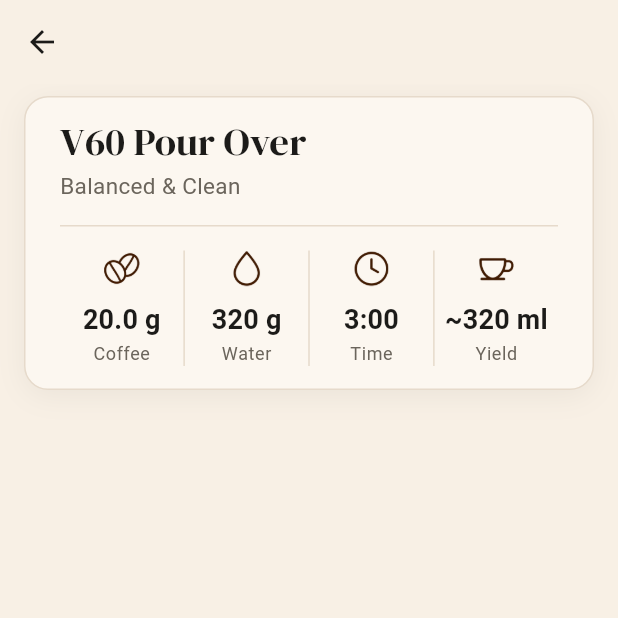
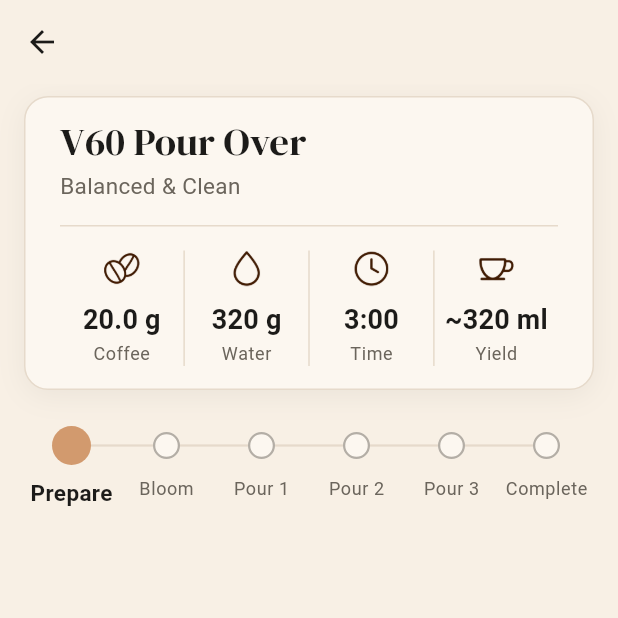
Before and after one commit to Toglefritz/cupward, a Flutter app: the screen it shows after launch, after a tap on "Start a Brew", on a phone screen of 412 x 824 dp, the top half of it. Run offline on Flutter 3.47's test engine with Material 3 defaults, Android fonts, the phone set to English and light mode, and no system bars; our stand-ins replace firebase_core, material_ui, plugin_platform_interface; missing offline and left inert: dart:js_interop, firebase_app_check, firebase_core_web, flutter_splendid_ble; accounts and stored records are empty; generated files the repository leaves out were written again.

Commit message:
Added brew progress tracking

````diff
--- a/cupward_app/lib/l10n/app_en.arb
+++ b/cupward_app/lib/l10n/app_en.arb
@@ -42,5 +42,45 @@
         "description": "The formatted number of milliliters"
       }
     }
+  },
+  "brewPhasePrepare": "Prepare",
+  "@brewPhasePrepare": {
+    "description": "Name of the phase of a brew in which the user sets up and tares the scale, shown in the phase indicator"
+  },
+  "brewPhaseBloom": "Bloom",
+  "@brewPhaseBloom": {
+    "description": "Name of the first, small pour that wets the coffee grounds, shown in the phase indicator"
+  },
+  "brewPhasePour": "Pour {number}",
+  "@brewPhasePour": {
+    "description": "Name of one of a recipe's pours, numbered in order, shown in the phase indicator, such as \"Pour 2\"",
+    "placeholders": {
+      "number": {
+        "type": "int",
+        "description": "The position of the pour among the recipe's pours, starting at 1"
+      }
+    }
+  },
+  "brewPhaseComplete": "Complete",
+  "@brewPhaseComplete": {
+    "description": "Name of the final phase of a brew, shown in the phase indicator"
+  },
+  "brewPhaseProgress": "Step {current} of {total}, {phase}",
+  "@brewPhaseProgress": {
+    "description": "What screen readers announce for the phase indicator, such as \"Step 2 of 6, Bloom\"",
+    "placeholders": {
+      "current": {
+        "type": "int",
+        "description": "The position of the current phase, starting at 1"
+      },
+      "total": {
+        "type": "int",
+        "description": "The number of phases in the brew"
+      },
+      "phase": {
+        "type": "String",
+        "description": "The name of the current phase"
+      }
+    }
   }
 }
--- a/cupward_app/lib/l10n/app_localizations.dart
+++ b/cupward_app/lib/l10n/app_localizations.dart
@@ -139,6 +139,36 @@ abstract class AppLocalizations {
   /// In en, this message translates to:
   /// **'~{milliliters} ml'**
   String recipeYieldMilliliters(String milliliters);
+
+  /// Name of the phase of a brew in which the user sets up and tares the scale, shown in the phase indicator
+  ///
+  /// In en, this message translates to:
+  /// **'Prepare'**
+  String get brewPhasePrepare;
+
+  /// Name of the first, small pour that wets the coffee grounds, shown in the phase indicator
+  ///
+  /// In en, this message translates to:
+  /// **'Bloom'**
+  String get brewPhaseBloom;
+
+  /// Name of one of a recipe's pours, numbered in order, shown in the phase indicator, such as "Pour 2"
+  ///
+  /// In en, this message translates to:
+  /// **'Pour {number}'**
+  String brewPhasePour(int number);
+
+  /// Name of the final phase of a brew, shown in the phase indicator
+  ///
+  /// In en, this message translates to:
+  /// **'Complete'**
+  String get brewPhaseComplete;
+
+  /// What screen readers announce for the phase indicator, such as "Step 2 of 6, Bloom"
+  ///
+  /// In en, this message translates to:
+  /// **'Step {current} of {total}, {phase}'**
+  String brewPhaseProgress(int current, int total, String phase);
 }
 
 class _AppLocalizationsDelegate extends LocalizationsDelegate<AppLocalizations> {
--- a/cupward_app/lib/l10n/app_localizations_en.dart
+++ b/cupward_app/lib/l10n/app_localizations_en.dart
@@ -37,4 +37,23 @@ class AppLocalizationsEn extends AppLocalizations {
   String recipeYieldMilliliters(String milliliters) {
     return '~$milliliters ml';
   }
+
+  @override
+  String get brewPhasePrepare => 'Prepare';
+
+  @override
+  String get brewPhaseBloom => 'Bloom';
+
+  @override
+  String brewPhasePour(int number) {
+    return 'Pour $number';
+  }
+
+  @override
+  String get brewPhaseComplete => 'Complete';
+
+  @override
+  String brewPhaseProgress(int current, int total, String phase) {
+    return 'Step $current of $total, $phase';
+  }
 }
--- /dev/null
+++ b/cupward_app/lib/models/recipes/brew_phase.dart
@@ -0,0 +1,52 @@
+import 'package:flutter/foundation.dart';
+
+import 'brew_phase_kind.dart';
+
+/// One phase of a brew, such as the bloom or one of several pours.
+///
+/// A recipe lists its phases in the order they happen. A phase only says what kind of action it is, so the same type
+/// describes the phases of any brewing method.
+///
+/// The JSON form is:
+///
+/// ```json
+/// { "id": "pour-1", "kind": "pour" }
+/// ```
+@immutable
+class BrewPhase {
+  /// Creates a phase of the given [kind], identified within its recipe by [id].
+  const BrewPhase({required this.id, required this.kind});
+
+  /// Creates a phase from its JSON form, described on the class.
+  ///
+  /// Throws a [FormatException] if a field is missing or the kind is unknown.
+  factory BrewPhase.fromJson(Map<String, dynamic> json) {
+    try {
+      return BrewPhase(
+        id: json['id'] as String? ?? (throw ArgumentError('Missing required field: id')),
+        kind: BrewPhaseKind.fromName(json['kind'] as String? ?? (throw ArgumentError('Missing required field: kind'))),
+      );
+    } catch (e) {
+      throw FormatException('Failed to parse BrewPhase from JSON: $e');
+    }
+  }
+
+  /// An identifier for the phase that is unique within its recipe and stable, such as "pour-1". Records of a brew
+  /// refer to phases by it.
+  final String id;
+
+  /// What happens during the phase.
+  final BrewPhaseKind kind;
+
+  /// Converts the phase to its JSON form, described on the class.
+  Map<String, dynamic> toJson() => <String, dynamic>{'id': id, 'kind': kind.name};
+
+  @override
+  bool operator ==(Object other) => other is BrewPhase && other.id == id && other.kind == kind;
+
+  @override
+  int get hashCode => Object.hash(id, kind);
+
+  @override
+  String toString() => 'BrewPhase($id, ${kind.name})';
+}
--- /dev/null
+++ b/cupward_app/lib/models/recipes/brew_phase_kind.dart
@@ -0,0 +1,34 @@
+/// What happens during a phase of a brew.
+///
+/// The kind decides how the app presents a phase: its name, its instructions, and what the scale readings mean during
+/// it. Kinds describe actions rather than one brewing method, so a recipe for any method is a sequence of them. A pour
+/// over is prepare, bloom, several pours, and complete. Methods that need other actions, such as steeping or pressing,
+/// add their own kinds here.
+///
+/// The [name] of each value is its JSON form, so values must not be renamed.
+enum BrewPhaseKind {
+  /// Setting up: rinsing the filter, adding the coffee, and taring the scale. Happens before any water is poured.
+  prepare,
+
+  /// The first, small pour that wets the grounds and lets them release gas before the main pours.
+  bloom,
+
+  /// Pouring water toward a target weight. A recipe can have several pours in a row.
+  pour,
+
+  /// The end of the brew, after the last water has drained through.
+  complete;
+
+  /// Returns the kind whose [name] is [value].
+  ///
+  /// Throws an [ArgumentError] if no kind has that name, for example in data written by a newer version of the app.
+  static BrewPhaseKind fromName(String value) {
+    for (final BrewPhaseKind kind in values) {
+      if (kind.name == value) {
+        return kind;
+      }
+    }
+
+    throw ArgumentError('Unknown brew phase kind: $value');
+  }
+}
--- a/cupward_app/lib/models/recipes/brew_recipe.dart
+++ b/cupward_app/lib/models/recipes/brew_recipe.dart
@@ -1,11 +1,14 @@
 import 'package:flutter/foundation.dart';
+
+import 'brew_phase.dart';
 
 /// A brewing recipe: what to brew and the targets that a brew follows.
 ///
 /// A recipe describes a brew by its quantities and timing, not by one brewing method, so the same type serves any
 /// method the app supports. The name says which method it is, for example "V60 Pour Over".
 ///
-/// All quantities are targets. The brewing screens compare live scale readings against them.
+/// All quantities are targets. The brewing screens compare live scale readings against them. The [phases] list the
+/// steps of the brew in order, such as prepare, bloom, three pours, and complete for a pour over.
 ///
 /// The JSON form, used for storage, is:
 ///
@@ -17,12 +20,19 @@ import 'package:flutter/foundation.dart';
 ///   "coffeeGrams": 20.0,
 ///   "waterGrams": 320.0,
 ///   "brewTimeSeconds": 180,
-///   "yieldMilliliters": 320.0
+///   "yieldMilliliters": 320.0,
+///   "phases": [
+///     { "id": "prepare", "kind": "prepare" },
+///     { "id": "bloom", "kind": "bloom" },
+///     { "id": "pour-1", "kind": "pour" },
+///     { "id": "complete", "kind": "complete" }
+///   ]
 /// }
 /// ```
 @immutable
 class BrewRecipe {
-  /// Creates a recipe. Every quantity must be greater than zero.
+  /// Creates a recipe. Every quantity must be greater than zero, and [phases] must not be empty. The phases cannot be
+  /// checked here, because the constructor is `const`, so [BrewRecipe.fromJson] checks them for stored recipes.
   const BrewRecipe({
     required this.id,
     required this.name,
@@ -31,14 +41,15 @@ class BrewRecipe {
     required this.waterGrams,
     required this.brewTime,
     required this.yieldMilliliters,
+    required this.phases,
   })  : assert(coffeeGrams > 0, 'coffeeGrams must be greater than zero'),
         assert(waterGrams > 0, 'waterGrams must be greater than zero'),
         assert(yieldMilliliters > 0, 'yieldMilliliters must be greater than zero');
 
   /// Creates a recipe from its JSON form, described on the class.
   ///
-  /// Throws a [FormatException] if a field is missing or has the wrong type, or if a quantity is not greater than
-  /// zero.
+  /// Throws a [FormatException] if a field is missing or has the wrong type, if a quantity is not greater than zero,
+  /// or if there are no phases.
   factory BrewRecipe.fromJson(Map<String, dynamic> json) {
     try {
       return BrewRecipe(
@@ -49,6 +60,7 @@ class BrewRecipe {
         waterGrams: _positive(json, 'waterGrams'),
         brewTime: Duration(seconds: (json['brewTimeSeconds'] as num).toInt()),
         yieldMilliliters: _positive(json, 'yieldMilliliters'),
+        phases: _phases(json),
       );
     } catch (e) {
       throw FormatException('Failed to parse BrewRecipe from JSON: $e');
@@ -79,6 +91,9 @@ class BrewRecipe {
   /// grind. It is stored with the recipe instead of being derived from the water weight for that reason.
   final double yieldMilliliters;
 
+  /// The phases of the brew, in the order they happen. There is always at least one.
+  final List<BrewPhase> phases;
+
   /// Converts the recipe to its JSON form, described on the class.
   ///
   /// The brew time is stored as whole seconds.
@@ -90,7 +105,25 @@ class BrewRecipe {
         'waterGrams': waterGrams,
         'brewTimeSeconds': brewTime.inSeconds,
         'yieldMilliliters': yieldMilliliters,
+        'phases': phases.map((BrewPhase phase) => phase.toJson()).toList(),
       };
+
+  /// Reads the list of phases from [json], and checks that it is not empty.
+  ///
+  /// The check is repeated here because the constructor's asserts do not run in release builds.
+  static List<BrewPhase> _phases(Map<String, dynamic> json) {
+    final Object? value = json['phases'];
+
+    if (value is! List<dynamic>) {
+      throw ArgumentError('Missing or non-list field: phases');
+    }
+
+    if (value.isEmpty) {
+      throw ArgumentError('Field phases must not be empty');
+    }
+
+    return value.map((dynamic phase) => BrewPhase.fromJson(phase as Map<String, dynamic>)).toList();
+  }
 
   /// Reads the number under [key] in [json] as a double, and checks that it is greater than zero.
   ///
@@ -118,10 +151,20 @@ class BrewRecipe {
       other.coffeeGrams == coffeeGrams &&
       other.waterGrams == waterGrams &&
       other.brewTime == brewTime &&
-      other.yieldMilliliters == yieldMilliliters;
+      other.yieldMilliliters == yieldMilliliters &&
+      listEquals(other.phases, phases);
 
   @override
-  int get hashCode => Object.hash(id, name, profile, coffeeGrams, waterGrams, brewTime, yieldMilliliters);
+  int get hashCode => Object.hash(
+        id,
+        name,
+        profile,
+        coffeeGrams,
+        waterGrams,
+        brewTime,
+        yieldMilliliters,
+        Object.hashAll(phases),
+      );
 
   @override
   String toString() => 'BrewRecipe($id, $name)';
--- a/cupward_app/lib/models/recipes/built_in_recipes.dart
+++ b/cupward_app/lib/models/recipes/built_in_recipes.dart
@@ -1,3 +1,5 @@
+import 'brew_phase.dart';
+import 'brew_phase_kind.dart';
 import 'brew_recipe.dart';
 
 /// The recipes that ship with the app.
@@ -5,7 +7,8 @@ import 'brew_recipe.dart';
 /// These are available before the user creates or saves any recipe of their own. Their [BrewRecipe.id] values are
 /// stable, because stored brews refer to recipes by ID.
 abstract final class BuiltInRecipes {
-  /// A balanced V60 pour over: 20 g of coffee to 320 g of water (a 1:16 ratio), brewed in three minutes.
+  /// A balanced V60 pour over: 20 g of coffee to 320 g of water (a 1:16 ratio), brewed in three minutes: prepare, bloom,
+  /// three pours, and complete.
   static const BrewRecipe v60PourOver = BrewRecipe(
     id: 'v60-pour-over',
     name: 'V60 Pour Over',
@@ -14,6 +17,14 @@ abstract final class BuiltInRecipes {
     waterGrams: 320,
     brewTime: Duration(minutes: 3),
     yieldMilliliters: 320,
+    phases: <BrewPhase>[
+      BrewPhase(id: 'prepare', kind: BrewPhaseKind.prepare),
+      BrewPhase(id: 'bloom', kind: BrewPhaseKind.bloom),
+      BrewPhase(id: 'pour-1', kind: BrewPhaseKind.pour),
+      BrewPhase(id: 'pour-2', kind: BrewPhaseKind.pour),
+      BrewPhase(id: 'pour-3', kind: BrewPhaseKind.pour),
+      BrewPhase(id: 'complete', kind: BrewPhaseKind.complete),
+    ],
   );
 
   /// Every built-in recipe, in the order they are offered.
--- a/cupward_app/lib/screens/brew/brew_controller.dart
+++ b/cupward_app/lib/screens/brew/brew_controller.dart
@@ -9,6 +9,9 @@ class BrewController extends State<BrewRoute> {
   /// The recipe being brewed.
   BrewRecipe get recipe => widget.recipe;
 
+  /// The position of the current phase in the recipe's phases. A brew starts at its first phase.
+  int currentPhaseIndex = 0;
+
   @override
   Widget build(BuildContext context) => BrewView(this);
 }
--- a/cupward_app/lib/screens/brew/brew_view.dart
+++ b/cupward_app/lib/screens/brew/brew_view.dart
@@ -2,11 +2,13 @@ import 'package:material_ui/material_ui.dart';
 
 import '../../theme/insets.dart';
 import 'brew_controller.dart';
+import 'components/brew_phase_indicator.dart';
 import 'components/recipe_summary_card.dart';
 
 /// Layout for the brewing screen. Contains no logic.
 ///
-/// The recipe summary card sits at the top of a content column of limited width, below an app bar with a back button.
+/// The recipe summary card sits at the top of a content column of limited width, below an app bar with a back button,
+/// and the phase indicator follows it.
 class BrewView extends StatelessWidget {
   /// Creates the view for [state].
   const BrewView(this.state, {super.key});
@@ -30,6 +32,10 @@ class BrewView extends StatelessWidget {
               padding: const EdgeInsets.fromLTRB(Insets.small, Insets.xSmall, Insets.small, Insets.large),
               children: <Widget>[
                 RecipeSummaryCard(recipe: state.recipe),
+                Padding(
+                  padding: const EdgeInsets.only(top: Insets.medium),
+                  child: BrewPhaseIndicator(phases: state.recipe.phases, currentIndex: state.currentPhaseIndex),
+                ),
               ],
             ),
           ),
--- /dev/null
+++ b/cupward_app/lib/screens/brew/components/brew_phase_indicator.dart
@@ -0,0 +1,56 @@
+import 'package:material_ui/material_ui.dart';
+
+import '../../../l10n/app_localizations.dart';
+import '../../../models/recipes/brew_phase.dart';
+import '../models/brew_phase_status.dart';
+import 'brew_phase_labels.dart';
+import 'brew_phase_step.dart';
+
+/// Shows the phases of a brew in a row and how far the user has come through them.
+///
+/// Each phase gets an equal share of the width. Phases before [currentIndex] are finished, the one at it is current,
+/// and those after it are upcoming. Screen readers announce the indicator as one item, such as "Step 2 of 6, Bloom".
+class BrewPhaseIndicator extends StatelessWidget {
+  /// Creates the indicator for [phases], with the brew at the phase at [currentIndex].
+  const BrewPhaseIndicator({required this.phases, required this.currentIndex, super.key})
+      : assert(currentIndex >= 0, 'currentIndex must not be negative');
+
+  /// The phases of the brew, in order.
+  final List<BrewPhase> phases;
+
+  /// The position of the current phase in [phases].
+  final int currentIndex;
+
+  @override
+  Widget build(BuildContext context) {
+    final AppLocalizations strings = AppLocalizations.of(context)!;
+
+    return Semantics(
+      container: true,
+      label: strings.brewPhaseProgress(
+        currentIndex + 1,
+        phases.length,
+        BrewPhaseLabels.labelFor(phases, currentIndex, strings),
+      ),
+      child: ExcludeSemantics(
+        child: Row(
+          crossAxisAlignment: CrossAxisAlignment.start,
+          children: <Widget>[
+            for (int index = 0; index < phases.length; index++)
+              Expanded(
+                child: BrewPhaseStep(
+                  label: BrewPhaseLabels.labelFor(phases, index, strings),
+                  status: BrewPhaseStatus.of(index, currentIndex),
+                  isFirst: index == 0,
+                  isLast: index == phases.length - 1,
+                  // A half of the line is reached once the brew is at or past the phase it leads to.
+                  isLeadingLineReached: index <= currentIndex,
+                  isTrailingLineReached: index < currentIndex,
+                ),
+              ),
+          ],
+        ),
+      ),
+    );
+  }
+}
--- /dev/null
+++ b/cupward_app/lib/screens/brew/components/brew_phase_labels.dart
@@ -0,0 +1,26 @@
+import '../../../l10n/app_localizations.dart';
+import '../../../models/recipes/brew_phase.dart';
+import '../../../models/recipes/brew_phase_kind.dart';
+
+/// Names the phases of a brew for display, such as "Bloom" or "Pour 2".
+///
+/// Names come from each phase's kind and are localized, so recipes do not store display text for their phases. A pour
+/// is numbered by its position among the recipe's pours, which is why the whole list of phases is needed.
+abstract final class BrewPhaseLabels {
+  /// Returns the display name of the phase at [index] in [phases].
+  static String labelFor(List<BrewPhase> phases, int index, AppLocalizations strings) {
+    switch (phases[index].kind) {
+      case BrewPhaseKind.prepare:
+        return strings.brewPhasePrepare;
+      case BrewPhaseKind.bloom:
+        return strings.brewPhaseBloom;
+      case BrewPhaseKind.pour:
+        final int pourNumber =
+            phases.take(index + 1).where((BrewPhase phase) => phase.kind == BrewPhaseKind.pour).length;
+
+        return strings.brewPhasePour(pourNumber);
+      case BrewPhaseKind.complete:
+        return strings.brewPhaseComplete;
+    }
+  }
+}
--- /dev/null
+++ b/cupward_app/lib/screens/brew/components/brew_phase_line.dart
@@ -0,0 +1,34 @@
+import 'package:material_ui/material_ui.dart';
+
+import '../../../theme/context_theme_extension.dart';
+
+/// One half of the line that connects the phase markers, on one side of a marker.
+///
+/// It is drawn in the accent color once the brew has reached it, and as a hairline before that. It draws nothing when
+/// it would lead off the end of the indicator.
+class BrewPhaseLine extends StatelessWidget {
+  /// Creates a line half. [isVisible] is false at the ends of the indicator, and [isReached] says whether the brew has
+  /// reached it.
+  const BrewPhaseLine({required this.isVisible, required this.isReached, super.key});
+
+  /// Whether the half is drawn at all.
+  final bool isVisible;
+
+  /// Whether the brew has reached this part of the line.
+  final bool isReached;
+
+  /// The thickness of the line.
+  static const double thickness = 1.5;
+
+  @override
+  Widget build(BuildContext context) {
+    if (!isVisible) {
+      return const SizedBox.shrink();
+    }
+
+    return Container(
+      height: thickness,
+      color: isReached ? context.cupwardColors.accent : context.cupwardColors.cardBorder,
+    );
+  }
+}
--- /dev/null
+++ b/cupward_app/lib/screens/brew/components/brew_phase_marker.dart
@@ -0,0 +1,57 @@
+import 'package:material_ui/material_ui.dart';
+
+import '../../../theme/context_theme_extension.dart';
+import '../models/brew_phase_status.dart';
+
+/// The dot that marks one phase in the phase indicator.
+///
+/// The current phase is a large filled dot in the copper accent. A finished phase is a smaller filled dot with a
+/// check mark. A phase that has not started is a small ring, so the brew's progress reads from left to right.
+class BrewPhaseMarker extends StatelessWidget {
+  /// Creates the marker for a phase with the given [status].
+  const BrewPhaseMarker({required this.status, super.key});
+
+  /// Where the phase stands in the brew.
+  final BrewPhaseStatus status;
+
+  /// The diameter of the current phase's dot.
+  static const double currentSize = 26;
+
+  /// The diameter of the other phases' dots and rings.
+  static const double otherSize = 18;
+
+  /// The width of an upcoming phase's ring.
+  static const double _ringWidth = 1.5;
+
+  @override
+  Widget build(BuildContext context) {
+    final ColorScheme colors = context.theme.colorScheme;
+    final Color accent = context.cupwardColors.accent;
+
+    switch (status) {
+      case BrewPhaseStatus.current:
+        return Container(
+          width: currentSize,
+          height: currentSize,
+          decoration: BoxDecoration(color: accent, shape: BoxShape.circle),
+        );
+      case BrewPhaseStatus.completed:
+        return Container(
+          width: otherSize,
+          height: otherSize,
+          decoration: BoxDecoration(color: accent, shape: BoxShape.circle),
+          child: Icon(Icons.check, size: otherSize - 6, color: colors.onPrimary),
+        );
+      case BrewPhaseStatus.upcoming:
+        return Container(
+          width: otherSize,
+          height: otherSize,
+          decoration: BoxDecoration(
+            color: context.cupwardColors.cardSurface,
+            shape: BoxShape.circle,
+            border: Border.all(color: colors.onSurfaceVariant.withValues(alpha: 0.5), width: _ringWidth),
+          ),
+        );
+    }
+  }
+}
--- /dev/null
+++ b/cupward_app/lib/screens/brew/components/brew_phase_step.dart
@@ -0,0 +1,84 @@
+import 'package:material_ui/material_ui.dart';
+
+import '../../../theme/context_theme_extension.dart';
+import '../../../theme/insets.dart';
+import '../models/brew_phase_status.dart';
+import 'brew_phase_line.dart';
+import 'brew_phase_marker.dart';
+
+/// One phase in the phase indicator: its marker on the connecting line, with its name below.
+///
+/// The line is drawn in two halves, one on each side of the marker, so neighboring steps join into one continuous
+/// line. See [BrewPhaseLine].
+class BrewPhaseStep extends StatelessWidget {
+  /// Creates the step for one phase.
+  ///
+  /// [isFirst] and [isLast] leave out the half of the line that would lead off the end. [isLeadingLineReached] and
+  /// [isTrailingLineReached] say whether the brew has reached each half.
+  const BrewPhaseStep({
+    required this.label,
+    required this.status,
+    required this.isFirst,
+    required this.isLast,
+    required this.isLeadingLineReached,
+    required this.isTrailingLineReached,
+    super.key,
+  });
+
+  /// The name of the phase.
+  final String label;
+
+  /// Where the phase stands in the brew.
+  final BrewPhaseStatus status;
+
+  /// Whether this is the first phase, which has no line on its left.
+  final bool isFirst;
+
+  /// Whether this is the last phase, which has no line on its right.
+  final bool isLast;
+
+  /// Whether the brew has reached the half of the line on the left of the marker.
+  final bool isLeadingLineReached;
+
+  /// Whether the brew has reached the half of the line on the right of the marker.
+  final bool isTrailingLineReached;
+
+  @override
+  Widget build(BuildContext context) {
+    final ThemeData theme = context.theme;
+    final bool isCurrent = status == BrewPhaseStatus.current;
+
+    return Column(
+      children: <Widget>[
+        SizedBox(
+          height: BrewPhaseMarker.currentSize,
+          child: Stack(
+            alignment: Alignment.center,
+            children: <Widget>[
+              Row(
+                children: <Widget>[
+                  Expanded(child: BrewPhaseLine(isVisible: !isFirst, isReached: isLeadingLineReached)),
+                  Expanded(child: BrewPhaseLine(isVisible: !isLast, isReached: isTrailingLineReached)),
+                ],
+              ),
+              BrewPhaseMarker(status: status),
+            ],
+          ),
+        ),
+        Padding(
+          padding: const EdgeInsets.only(top: Insets.xSmall, left: Insets.micro, right: Insets.micro),
+          child: FittedBox(
+            fit: BoxFit.scaleDown,
+            child: Text(
+              label,
+              maxLines: 1,
+              style: isCurrent
+                  ? theme.textTheme.bodyMedium?.copyWith(fontWeight: FontWeight.w600)
+                  : theme.textTheme.bodySmall?.copyWith(color: theme.colorScheme.onSurfaceVariant),
+            ),
+          ),
+        ),
+      ],
+    );
+  }
+}
--- /dev/null
+++ b/cupward_app/lib/screens/brew/models/brew_phase_status.dart
@@ -0,0 +1,20 @@
+/// Where a phase stands relative to the brew's current phase.
+enum BrewPhaseStatus {
+  /// The phase is finished.
+  completed,
+
+  /// The phase is the one the user is on now.
+  current,
+
+  /// The phase has not started.
+  upcoming;
+
+  /// Returns the status of the phase at [index] when the brew is at [currentIndex].
+  static BrewPhaseStatus of(int index, int currentIndex) {
+    if (index < currentIndex) {
+      return BrewPhaseStatus.completed;
+    }
+
+    return index == currentIndex ? BrewPhaseStatus.current : BrewPhaseStatus.upcoming;
+  }
+}
````
Also changed, not shown: 2 other files.
